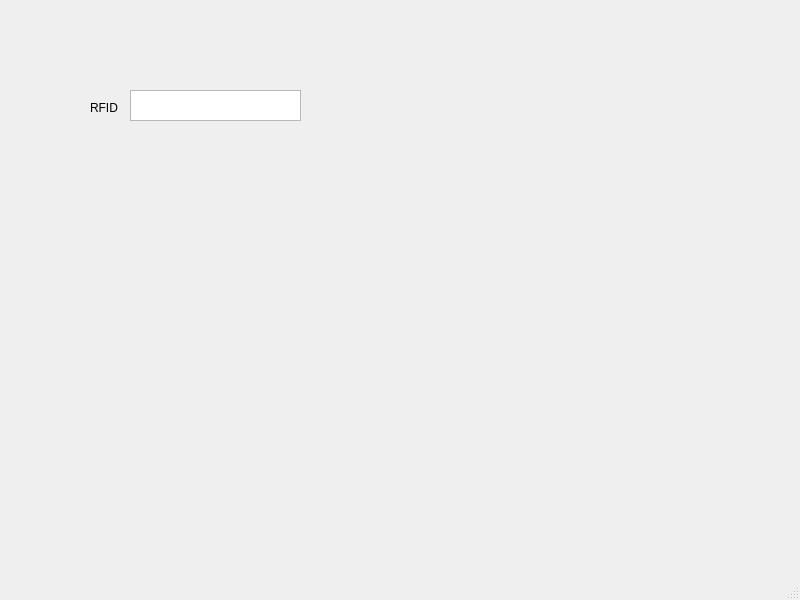
The window that ui/Main.ui (AlienWolfX/CSU-RFID-PYQT6) describes before a commit, drawn with Qt 5.
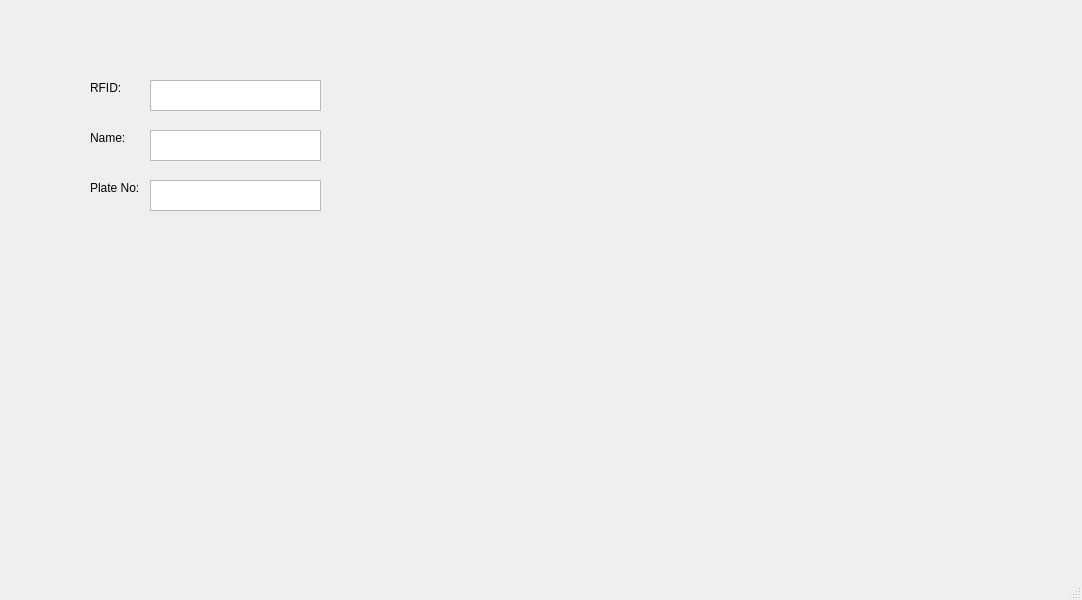
The same window after the commit.

Commit message: ✨feature: add register form

```diff
--- a/ui/Main.ui
+++ b/ui/Main.ui
@@ -6,7 +6,7 @@
    <rect>
     <x>0</x>
     <y>0</y>
-    <width>800</width>
+    <width>1082</width>
     <height>600</height>
    </rect>
   </property>
@@ -18,13 +18,13 @@
     <property name="geometry">
      <rect>
       <x>90</x>
-      <y>100</y>
+      <y>80</y>
       <width>55</width>
       <height>16</height>
      </rect>
     </property>
     <property name="text">
-     <string>RFID</string>
+     <string>RFID:</string>
     </property>
    </widget>
    <widget class="QTextEdit" name="rfidValue">
@@ -33,8 +33,8 @@
     </property>
     <property name="geometry">
      <rect>
-      <x>130</x>
-      <y>90</y>
+      <x>150</x>
+      <y>80</y>
       <width>171</width>
       <height>31</height>
      </rect>
@@ -46,6 +46,86 @@
      <bool>true</bool>
     </property>
    </widget>
+   <widget class="QLabel" name="nameLabel">
+    <property name="geometry">
+     <rect>
+      <x>90</x>
+      <y>130</y>
+      <width>55</width>
+      <height>16</height>
+     </rect>
+    </property>
+    <property name="text">
+     <string>Name:</string>
+    </property>
+   </widget>
+   <widget class="QTextEdit" name="nameValue">
+    <property name="enabled">
+     <bool>true</bool>
+    </property>
+    <property name="geometry">
+     <rect>
+      <x>150</x>
+      <y>130</y>
+      <width>171</width>
+      <height>31</height>
+     </rect>
+    </property>
+    <property name="acceptDrops">
+     <bool>false</bool>
+    </property>
+    <property name="readOnly">
+     <bool>true</bool>
+    </property>
+   </widget>
+   <widget class="QLabel" name="plateLabel">
+    <property name="geometry">
+     <rect>
+      <x>90</x>
+      <y>180</y>
+      <width>55</width>
+      <height>16</height>
+     </rect>
+    </property>
+    <property name="text">
+     <string>Plate No:</string>
+    </property>
+   </widget>
+   <widget class="QTextEdit" name="plateValue">
+    <property name="enabled">
+     <bool>true</bool>
+    </property>
+    <property name="geometry">
+     <rect>
+      <x>150</x>
+      <y>180</y>
+      <width>171</width>
+      <height>31</height>
+     </rect>
+    </property>
+    <property name="acceptDrops">
+     <bool>false</bool>
+    </property>
+    <property name="readOnly">
+     <bool>true</bool>
+    </property>
+   </widget>
+   <widget class="QLabel" name="userPhoto">
+    <property name="geometry">
+     <rect>
+      <x>360</x>
+      <y>70</y>
+      <width>391</width>
+      <height>301</height>
+     </rect>
+    </property>
+    <property name="text">
+     <string/>
+    </property>
+    <property name="scaledContents">
+     <bool>true</bool>
+    </property>
+   </widget>
   </widget>
   <widget class="QMenuBar" name="menubar">
    <property name="geometry">
```
Left out of the diff: 2 changed lines with no effect on the pictures. The commit also changes 6 other files.
